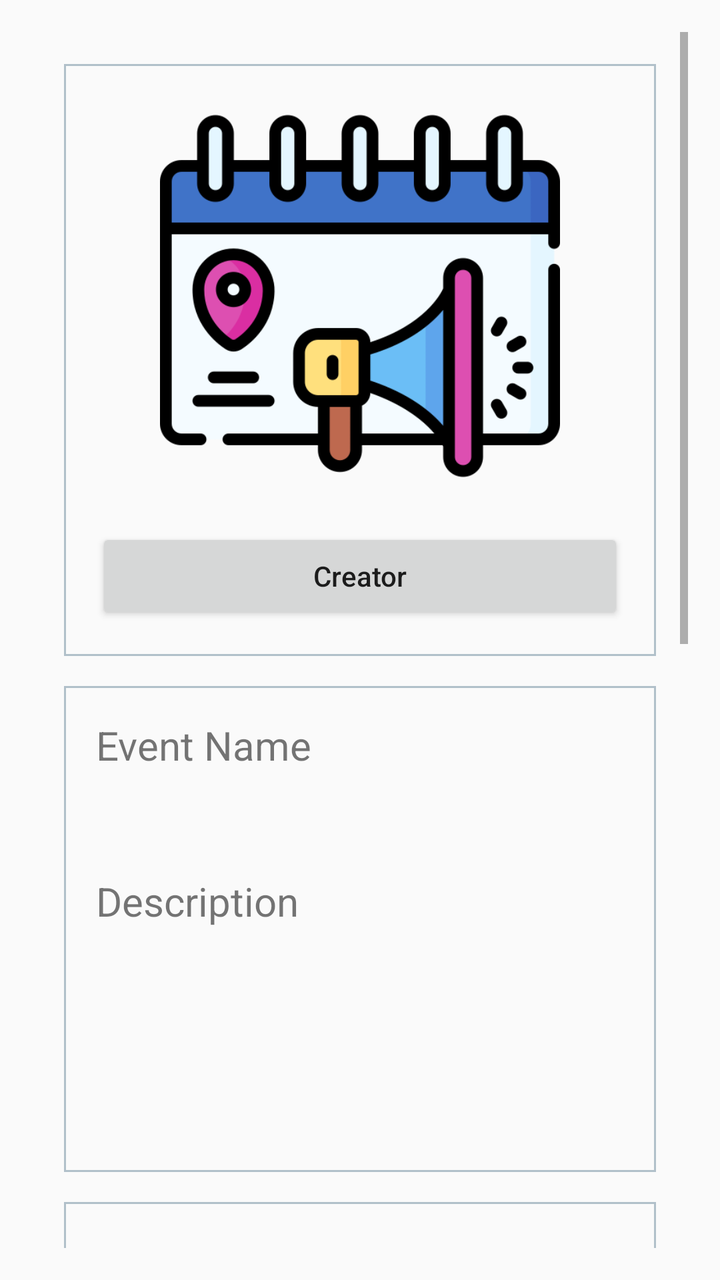
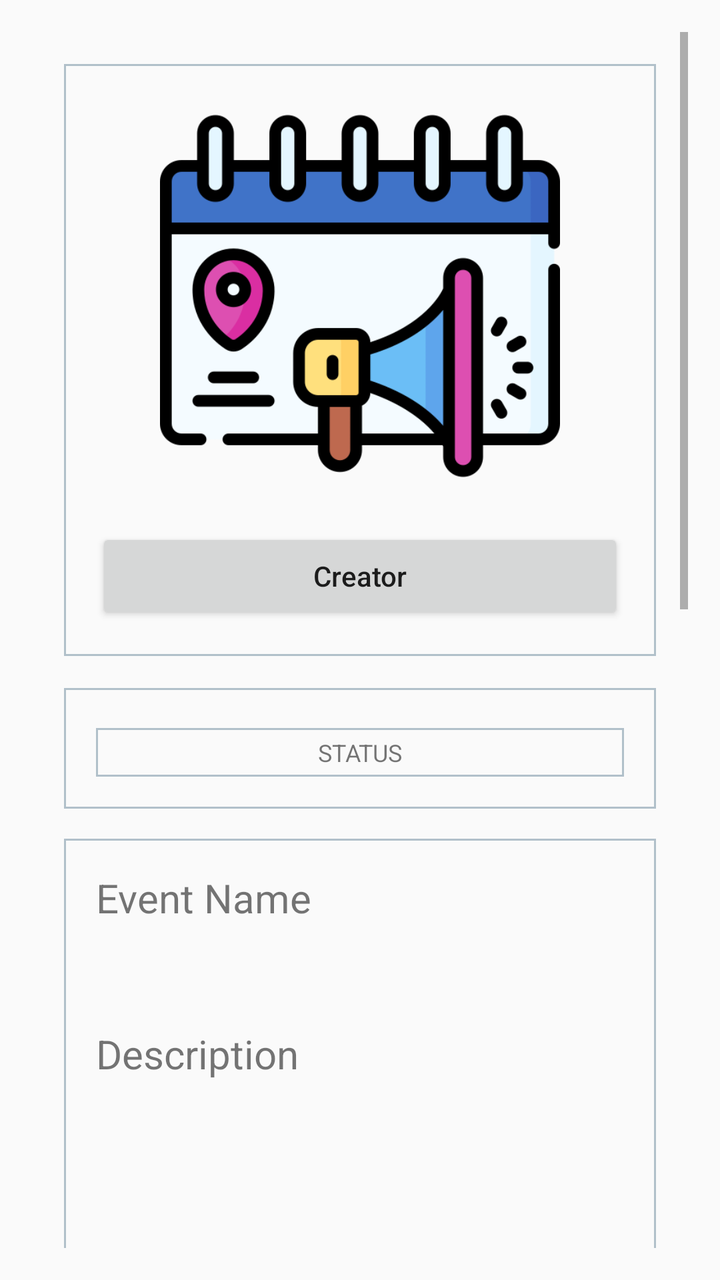

An Android layout rendered at two revisions. The XML below is the earlier revision; the diff shows what the commit changed to produce the second picture.
<!-- AndroidManifest.xml: application theme MyMaterialTheme -->
<!-- res/layout/activity_event_readable.xml -->
<?xml version="1.0" encoding="utf-8"?>
<ScrollView xmlns:android="http://schemas.android.com/apk/res/android"
    android:layout_width="match_parent"
    android:layout_height="match_parent"
    android:padding="16dp">

    <LinearLayout
        android:layout_width="match_parent"
        android:layout_height="wrap_content"
        android:orientation="vertical"
        android:padding="16dp">
        
        <LinearLayout
            android:layout_width="match_parent"
            android:layout_height="wrap_content"
            android:background="@drawable/edit_text_background_border"
            android:orientation="vertical"
            android:padding="16dp">

            <ImageView
                android:id="@+id/event_photo"
                android:layout_width="match_parent"
                android:layout_height="200dp"
                android:layout_marginBottom="16dp"
                android:contentDescription="@string/event_photo"
                android:src="@drawable/event_512_512" />

            <Button
                android:id="@+id/event_creator"
                android:layout_width="match_parent"
                android:layout_height="wrap_content"
                android:text="@string/creator"
                android:textAllCaps="false" />
        </LinearLayout>
        
        <LinearLayout
            android:layout_width="match_parent"
            android:layout_height="wrap_content"
            android:layout_marginTop="15dp"
            android:background="@drawable/edit_text_background_border"
            android:orientation="vertical"
            android:padding="16dp">

            <TextView
                android:id="@+id/event_name_label"
                android:layout_width="wrap_content"
                android:layout_height="wrap_content"
                android:paddingBottom="8dp"
                android:text="@string/event_name"
                android:textAlignment="center"
                android:textSize="20sp" />

            <TextView
                android:id="@+id/name"
                android:layout_width="match_parent"
                android:layout_height="wrap_content"
                android:textAlignment="center"
                android:textSize="20sp" />

            <TextView
                android:id="@+id/event_description_label"
                android:layout_width="wrap_content"
                android:layout_height="wrap_content"
                android:paddingTop="16dp"
                android:paddingBottom="8dp"
                android:text="@string/description"
                android:textSize="20sp" />

            <TextView
                android:id="@+id/description"
                android:layout_width="match_parent"
                android:layout_height="wrap_content"
                android:lines="4"
                android:textAlignment="center"
                android:textSize="20sp" />
        </LinearLayout>
        
        <LinearLayout
            android:layout_width="match_parent"
            android:layout_height="wrap_content"
            android:layout_marginTop="15dp"
            android:background="@drawable/edit_text_background_border"
            android:orientation="vertical"
            android:padding="16dp">

            <TextView
                android:id="@+id/event_position_label"
                android:layout_width="match_parent"
                android:layout_height="wrap_content"
                android:paddingTop="16dp"
                android:paddingBottom="8dp"
                android:text="@string/position"
                android:textSize="20sp" />

            <LinearLayout
                android:layout_width="match_parent"
                android:layout_height="wrap_content"
                android:orientation="horizontal">

                <TextView
                    android:id="@+id/event_latitude_label"
                    android:layout_width="wrap_content"
                    android:layout_height="wrap_content"
                    android:layout_weight="1"
                    android:gravity="center"
                    android:paddingTop="16dp"
                    android:paddingBottom="8dp"
                    android:text="@string/latitude"
                    android:textSize="20sp" />

                <TextView
                    android:id="@+id/event_longitude_label"
                    android:layout_width="wrap_content"
                    android:layout_height="wrap_content"
                    android:layout_weight="1"
                    android:gravity="center"
                    android:paddingTop="16dp"
                    android:paddingBottom="8dp"
                    android:text="@string/longitude"
                    android:textSize="20sp" />
            </LinearLayout>

            <LinearLayout
                android:layout_width="match_parent"
                android:layout_height="wrap_content"
                android:orientation="horizontal">

                <TextView
                    android:id="@+id/latitude"
                    android:layout_width="wrap_content"
                    android:layout_height="wrap_content"
                    android:layout_weight="1"
                    android:gravity="center"
                    android:paddingTop="16dp"
                    android:paddingBottom="8dp"
                    android:textSize="20sp" />

                <TextView
                    android:id="@+id/longitude"
                    android:layout_width="wrap_content"
                    android:layout_height="wrap_content"
                    android:layout_weight="1"
                    android:gravity="center"
                    android:paddingTop="16dp"
                    android:paddingBottom="8dp"
                    android:textSize="20sp" />
            </LinearLayout>

            <Button
                android:id="@+id/location_map_button"
                android:layout_width="match_parent"
                android:layout_height="wrap_content"
                android:text="@string/show_on_map"
                android:textAllCaps="false" />
        </LinearLayout>
        
        <LinearLayout
            android:layout_width="match_parent"
            android:layout_height="wrap_content"
            android:layout_marginTop="15dp"
            android:background="@drawable/edit_text_background_border"
            android:orientation="vertical"
            android:padding="20dp">

            <TextView
                android:id="@+id/event_created_label"
                android:layout_width="wrap_content"
                android:layout_height="wrap_content"
                android:paddingTop="16dp"
                android:paddingBottom="8dp"
                android:text="@string/created"
                android:textSize="20sp" />

            <TextView
                android:id="@+id/event_created"
                android:layout_width="match_parent"
                android:layout_height="wrap_content"
                android:paddingBottom="8dp"
                android:textSize="20sp" />

            <TextView
                android:id="@+id/event_starting_label"
                android:layout_width="wrap_content"
                android:layout_height="wrap_content"
                android:paddingTop="16dp"
                android:paddingBottom="8dp"
                android:text="@string/starting"
                android:textSize="20sp" />

            <TextView
                android:id="@+id/starting"
                android:layout_width="match_parent"
                android:layout_height="wrap_content"
                android:textSize="20sp" />

            <TextView
                android:id="@+id/event_ending_label"
                android:layout_width="wrap_content"
                android:layout_height="wrap_content"
                android:paddingTop="16dp"
                android:paddingBottom="8dp"
                android:text="@string/ending"
                android:textSize="20sp" />

            <TextView
                android:id="@+id/ending"
                android:layout_width="match_parent"
                android:layout_height="wrap_content"
                android:textSize="20sp" />

        </LinearLayout>
        
        <LinearLayout
            android:layout_width="match_parent"
            android:layout_height="wrap_content"
            android:layout_marginTop="15dp"
            android:background="@drawable/edit_text_background_border"
            android:orientation="vertical"
            android:padding="16dp">

            <TextView
                android:id="@+id/event_city_label"
                android:layout_width="wrap_content"
                android:layout_height="wrap_content"
                android:paddingTop="16dp"
                android:paddingBottom="8dp"
                android:text="@string/city"
                android:textSize="20sp" />

            <TextView
                android:id="@+id/city"
                android:layout_width="match_parent"
                android:layout_height="wrap_content"
                android:textSize="20sp" />
        </LinearLayout>
    </LinearLayout>
</ScrollView>
<!-- resources referenced by this layout -->
<resources>
  <!-- drawable edit_text_background_border (drawable) -->
  <shape xmlns:android="http://schemas.android.com/apk/res/android">
      <stroke
          android:width="1dp"
          android:color="@color/editTextBorder" />
  </shape>
  <!-- drawable event_512_512: png bitmap (drawable, 26549 bytes) -->
  <string name="city">City</string>
  <string name="created">Created</string>
  <string name="creator">Creator</string>
  <string name="description">Description</string>
  <string name="ending">Ending</string>
  <string name="event_name">Event Name\t\t\t</string>
  <string name="event_photo">Event photo</string>
  <string name="latitude">Latitude</string>
  <string name="longitude">Longitude</string>
  <string name="position">Position</string>
  <string name="show_on_map">Show on map</string>
  <string name="starting">Starting</string>
  <style name="MyMaterialTheme" parent="MyMaterialTheme.Base" />
  <color name="editTextBorder">#b1c0ca</color>
  <style name="MyMaterialTheme.Base" parent="Theme.AppCompat.Light.DarkActionBar">
          
          <item name="windowNoTitle">true</item>
          <item name="windowActionBar">true</item>
  
          <item name="colorPrimary">@color/colorPrimary</item>
          <item name="colorPrimaryDark">@color/colorPrimaryDark</item>
          <item name="colorAccent">@color/colorAccent</item>
      </style>
  <color name="colorPrimary">#125688</color>
  <color name="colorPrimaryDark">#125688</color>
  <color name="colorAccent">#cdd4d9</color>
</resources>

<!-- the commit's change to res/layout/activity_event_readable.xml (unified diff, before → after) -->
@@ -13,6 +13,7 @@
         <LinearLayout
             android:layout_width="match_parent"
             android:layout_height="wrap_content"
+            android:layout_marginBottom="16dp"
             android:background="@drawable/edit_text_background_border"
             android:orientation="vertical"
             android:padding="16dp">
@@ -32,6 +33,28 @@
                 android:text="@string/creator"
                 android:textAllCaps="false" />
         </LinearLayout>
+
+        <LinearLayout
+            android:layout_width="match_parent"
+            android:layout_height="wrap_content"
+            android:background="@drawable/edit_text_background_border"
+            android:orientation="vertical"
+            android:padding="16dp">
+
+            <TextView
+                android:id="@+id/status"
+                android:layout_width="match_parent"
+                android:layout_height="wrap_content"
+                android:layout_marginTop="4dp"
+                android:background="@drawable/edit_text_background_border"
+                android:gravity="center"
+                android:paddingHorizontal="8dp"
+                android:paddingVertical="4dp"
+                android:text="STATUS"
+                android:textAllCaps="true"
+                android:textSize="12sp" />
+        </LinearLayout>
+
         
         <LinearLayout
             android:layout_width="match_parent"
@@ -71,7 +94,6 @@
                 android:layout_width="match_parent"
                 android:layout_height="wrap_content"
                 android:lines="4"
-                android:textAlignment="center"
                 android:textSize="20sp" />
         </LinearLayout>
         
@@ -95,35 +117,7 @@
             <LinearLayout
                 android:layout_width="match_parent"
                 android:layout_height="wrap_content"
-                android:orientation="horizontal">
-
-                <TextView
-                    android:id="@+id/event_latitude_label"
-                    android:layout_width="wrap_content"
-                    android:layout_height="wrap_content"
-                    android:layout_weight="1"
-                    android:gravity="center"
-                    android:paddingTop="16dp"
-                    android:paddingBottom="8dp"
-                    android:text="@string/latitude"
-                    android:textSize="20sp" />
-
-                <TextView
-                    android:id="@+id/event_longitude_label"
-                    android:layout_width="wrap_content"
-                    android:layout_height="wrap_content"
-                    android:layout_weight="1"
-                    android:gravity="center"
-                    android:paddingTop="16dp"
-                    android:paddingBottom="8dp"
-                    android:text="@string/longitude"
-                    android:textSize="20sp" />
-            </LinearLayout>
-
-            <LinearLayout
-                android:layout_width="match_parent"
-                android:layout_height="wrap_content"
-                android:orientation="horizontal">
+                android:orientation="vertical">
 
                 <TextView
                     android:id="@+id/latitude"
<!-- resource entries referenced after the edit -->
@@ -14,8 +14,6 @@
   <string name="ending">Ending</string>
   <string name="event_name">Event Name\t\t\t</string>
   <string name="event_photo">Event photo</string>
-  <string name="latitude">Latitude</string>
-  <string name="longitude">Longitude</string>
   <string name="position">Position</string>
   <string name="show_on_map">Show on map</string>
   <string name="starting">Starting</string>
